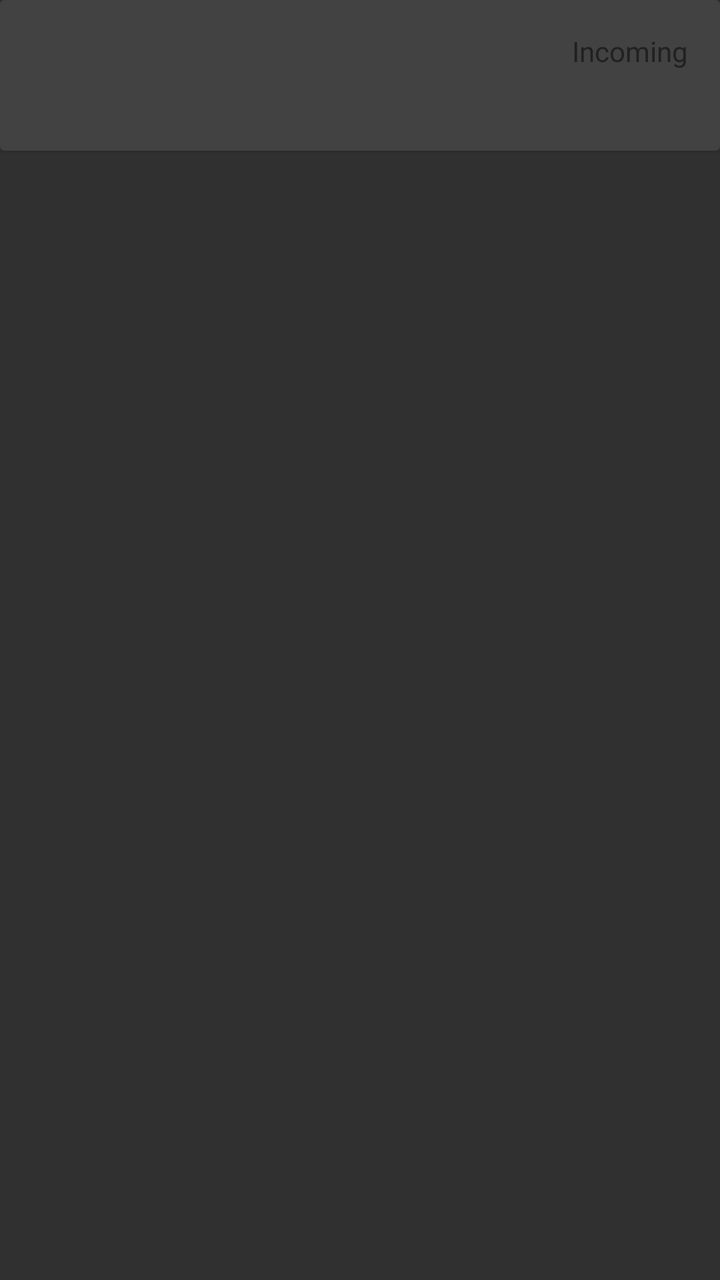
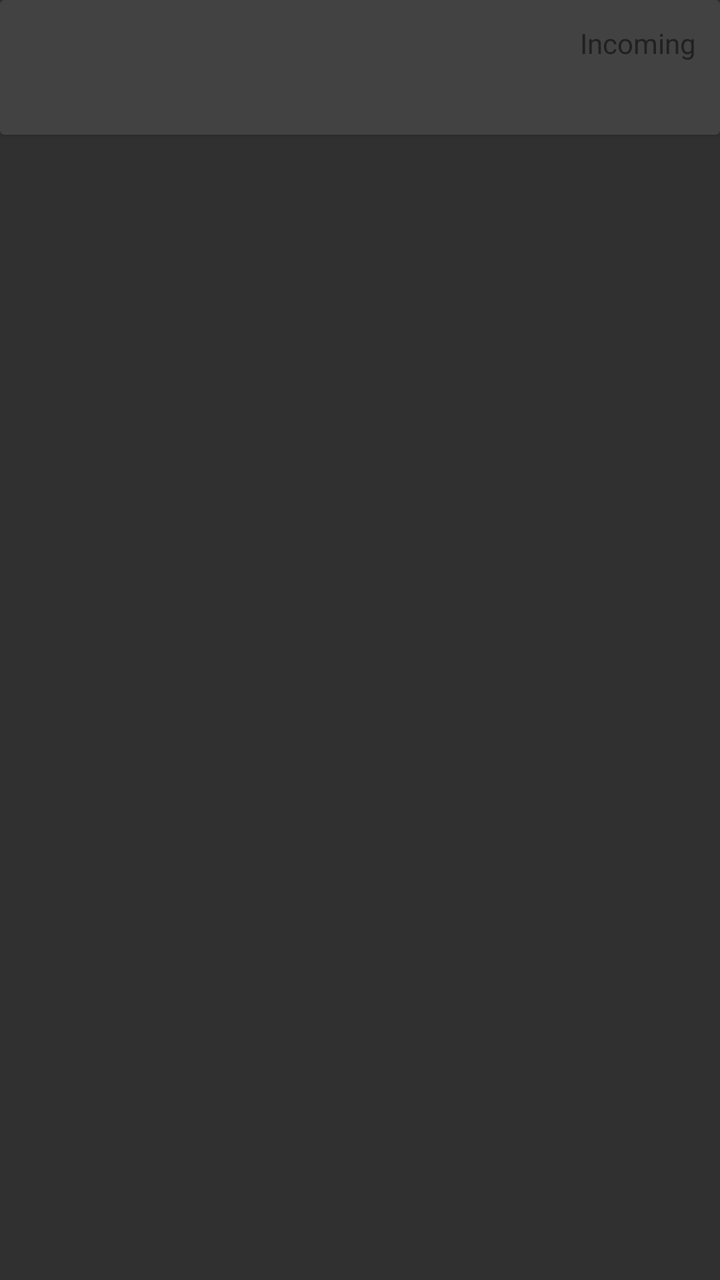

An Android layout rendered at two revisions. The XML below is the earlier revision; the diff shows what the commit changed to produce the second picture.
<!-- AndroidManifest.xml: application theme AppTheme -->
<!-- res/layout/cardview_calls.xml -->
<LinearLayout xmlns:android="http://schemas.android.com/apk/res/android"
android:layout_width="match_parent" android:layout_height="match_parent"
android:paddingBottom="16dp">
<android.support.v7.widget.CardView
    android:layout_width="match_parent"
    android:layout_height="wrap_content"
    android:id="@+id/cardview_calls">
    <RelativeLayout
        android:layout_width="match_parent"
        android:layout_height="wrap_content"
        android:padding="16dp"
        >
        <TextView
            android:layout_width="wrap_content"
            android:layout_height="wrap_content"
            android:id="@+id/cardview_calls_number"
            android:layout_alignParentTop="true"
            android:textSize="18sp"
            android:textColor="@color/primary_material_dark"
            />
        <TextView
            android:layout_width="wrap_content"
            android:layout_height="wrap_content"
            android:id="@+id/cardview_calls_direction"
            android:textColor="@color/primary_material_dark"
            android:text="@string/incoming"
            android:layout_alignParentTop="true"
            android:layout_alignParentEnd="true"
            />
        <TextView
            android:layout_width="wrap_content"
            android:layout_height="wrap_content"
            android:id="@+id/cardview_calls_time"
            android:layout_below="@+id/cardview_calls_number"
            android:textColor="@color/primary_material_dark"
            />
    </RelativeLayout>
</android.support.v7.widget.CardView>
</LinearLayout>
<!-- resources referenced by this layout -->
<resources>
  <string name="incoming">Incoming</string>
  <style name="AppTheme" parent="Theme.AppCompat.NoActionBar">
          
          <item name="windowActionBar">false</item>
          <item name="windowNoTitle">true</item>
      </style>
</resources>

<!-- the commit's change to res/layout/cardview_calls.xml (unified diff, before → after) -->
@@ -1,6 +1,6 @@
 <LinearLayout xmlns:android="http://schemas.android.com/apk/res/android"
 android:layout_width="match_parent" android:layout_height="match_parent"
-android:paddingBottom="16dp">
+android:paddingBottom="@dimen/cardview_padding">
 <android.support.v7.widget.CardView
     android:layout_width="match_parent"
     android:layout_height="wrap_content"
@@ -8,7 +8,7 @@ android:paddingBottom="16dp">
     <RelativeLayout
         android:layout_width="match_parent"
         android:layout_height="wrap_content"
-        android:padding="16dp"
+        android:padding="@dimen/cardview_text_padding2"
         >
         <TextView
             android:layout_width="wrap_content"
<!-- resource entries referenced after the edit -->
@@ -1,5 +1,7 @@
 <!-- resources referenced by this layout -->
 <resources>
+  <dimen name="cardview_padding">8dp</dimen>
+  <dimen name="cardview_text_padding2">12dp</dimen>
   <string name="incoming">Incoming</string>
   <style name="AppTheme" parent="Theme.AppCompat.NoActionBar">
           
